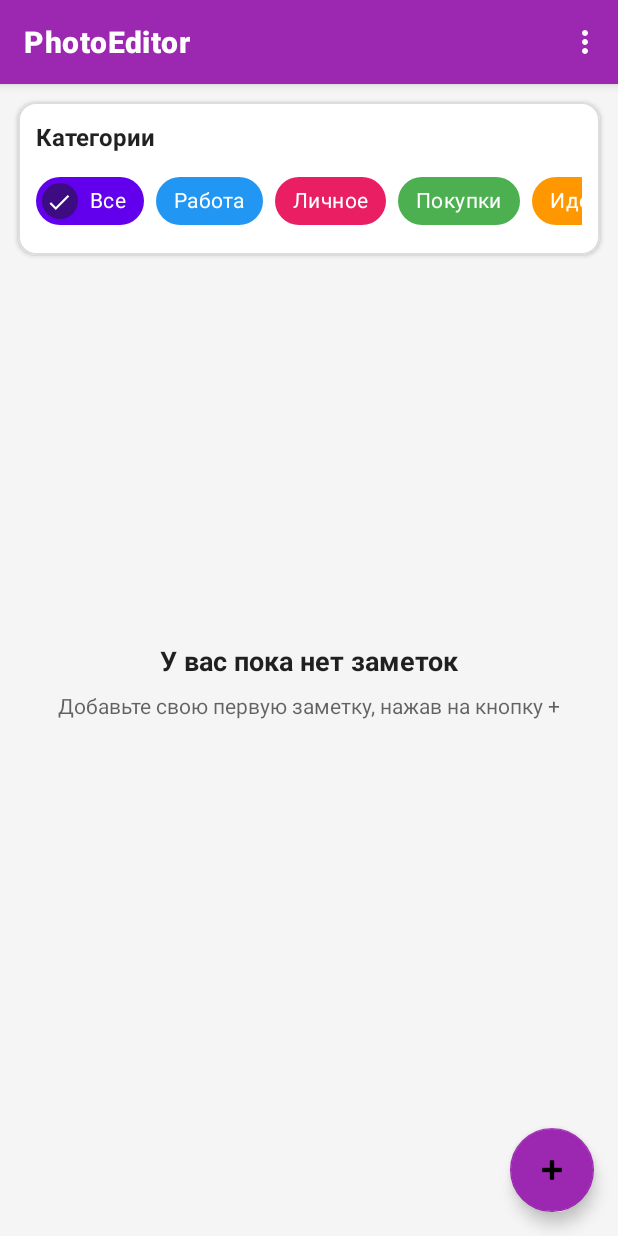
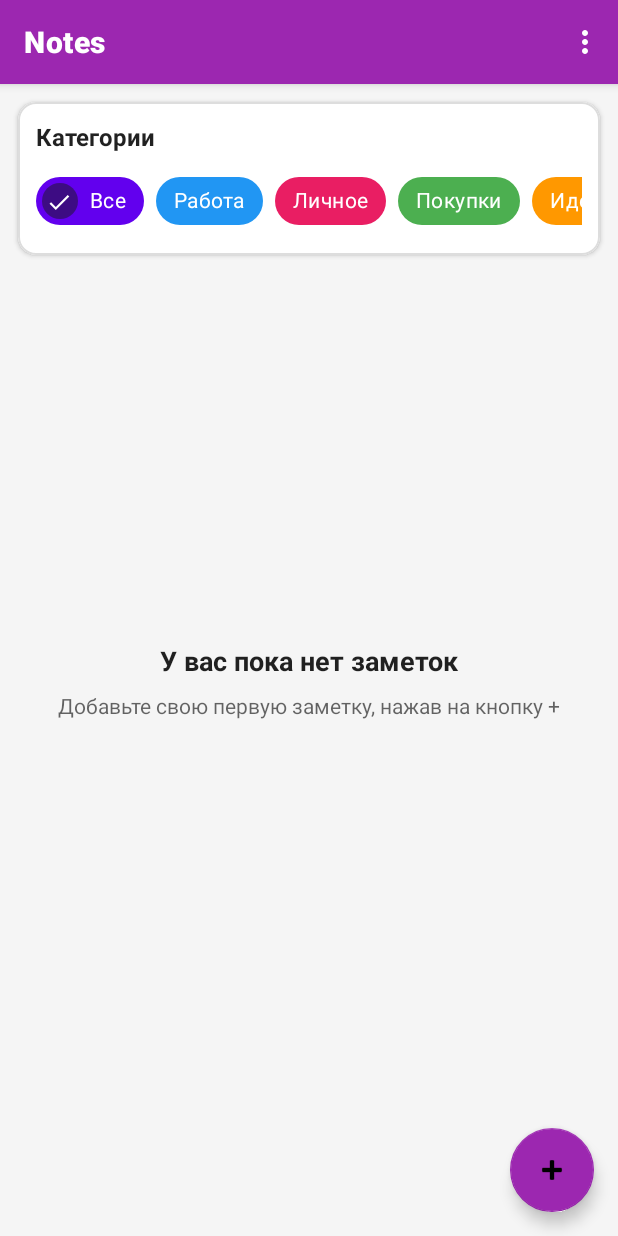
Before and after one commit to kay-kewl/android-research-seminar, an Android app: the screen it shows after launch (MainActivity), on a phone screen of 412 x 824 dp. Run offline under Robolectric (Android 15) with nearby library versions, the phone set to English and light mode, and no system bars.

Commit message:
lab 15 fix

```diff
--- a/app/src/main/res/values/strings.xml
+++ b/app/src/main/res/values/strings.xml
@@ -1,5 +1,5 @@
 <resources>
-    <string name="app_name">PhotoEditor</string>
+    <string name="app_name">Notes</string>
     <string name="app_title">Sound Grid Composer</string>
     <string name="app_subtitle">Tap squares to create melodies and receive notifications</string>
 
```
